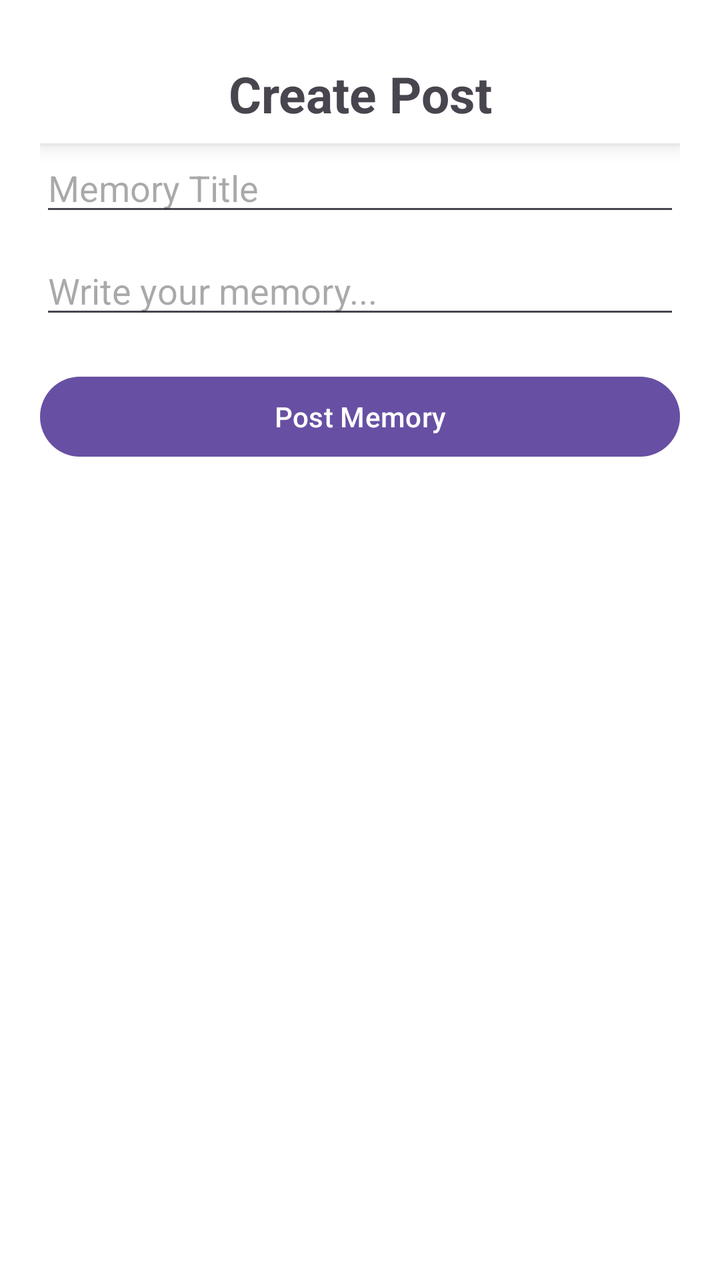
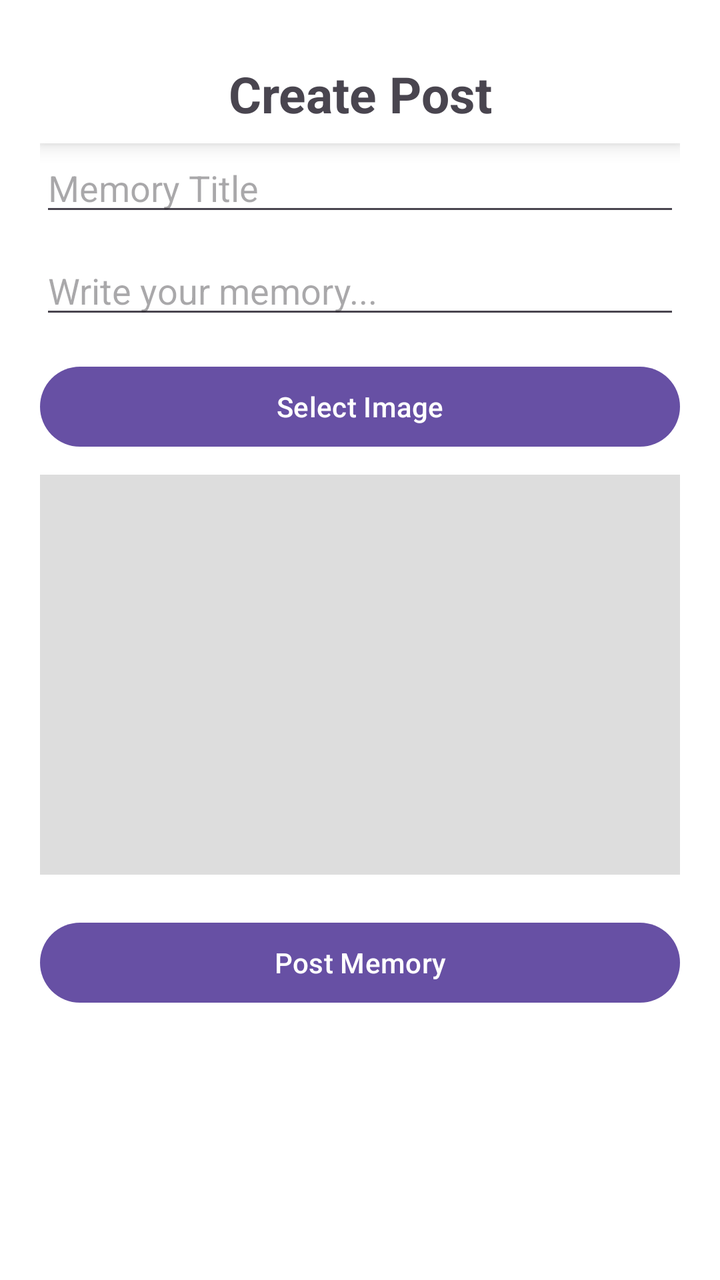

An Android layout rendered at two revisions. The XML below is the earlier revision; the diff shows what the commit changed to produce the second picture.
<!-- AndroidManifest.xml: application theme Theme.BetweenUs -->
<!-- res/layout/activity_create_memory.xml -->
<?xml version="1.0" encoding="utf-8"?>
<LinearLayout xmlns:android="http://schemas.android.com/apk/res/android"
    xmlns:app="http://schemas.android.com/apk/res-auto"
    xmlns:tools="http://schemas.android.com/tools"
    android:id="@+id/main"
    android:padding="20dp"
    android:background ="@color/white"
    android:orientation="vertical"
    android:layout_width="match_parent"
    android:layout_height="match_parent"
    tools:context=".activities.CreateMemoryActivity">

    <TextView
        android:layout_width="match_parent"
        android:layout_height="wrap_content"
        android:background="@color/white"
        android:elevation="6dp"
        android:gravity="center_horizontal"
        android:paddingTop="10dp"
        android:paddingBottom="8dp"
        android:text="Create Post"
        android:textSize="25sp"
        android:textStyle="bold"></TextView>

    <EditText
        android:id="@+id/et_title"
        android:hint="Memory Title"
        android:layout_width="match_parent"
        android:layout_height="wrap_content"/>

    <EditText
        android:id="@+id/et_body"
        android:hint="Write your memory..."
        android:layout_width="match_parent"
        android:layout_height="wrap_content"
        android:layout_marginTop="10dp"/>

    <Button
        android:id="@+id/btn_post"
        android:text="Post Memory"
        android:layout_width="match_parent"
        android:layout_height="wrap_content"
        android:layout_marginTop="20dp"/>



</LinearLayout>
<!-- resources referenced by this layout -->
<resources>
  <color name="white">#FFFFFFFF</color>
  <style name="Theme.BetweenUs" parent="Theme.MaterialComponents.DayNight.NoActionBar">
          
          <item name="colorPrimary">@color/purple_500</item>
          <item name="colorPrimaryVariant">@color/purple_700</item>
          <item name="colorOnPrimary">@color/white</item>
          
          <item name="colorSecondary">@color/teal_200</item>
          <item name="colorSecondaryVariant">@color/teal_700</item>
          <item name="colorOnSecondary">@color/black</item>
          
          <item name="android:statusBarColor">?attr/colorPrimaryVariant</item>
          
      </style>
  <color name="purple_500">#FF6200EE</color>
  <color name="purple_700">#FF3700B3</color>
  <color name="teal_200">#FF03DAC5</color>
  <color name="teal_700">#FF018786</color>
  <color name="black">#FF000000</color>
</resources>

<!-- the commit's change to res/layout/activity_create_memory.xml (unified diff, before → after) -->
@@ -20,7 +20,7 @@
         android:paddingBottom="8dp"
         android:text="Create Post"
         android:textSize="25sp"
-        android:textStyle="bold"></TextView>
+        android:textStyle="bold"/>
 
     <EditText
         android:id="@+id/et_title"
@@ -35,6 +35,23 @@
         android:layout_height="wrap_content"
         android:layout_marginTop="10dp"/>
 
+    
+    <Button
+        android:id="@+id/btn_select_image"
+        android:text="Select Image"
+        android:layout_width="match_parent"
+        android:layout_height="wrap_content"
+        android:layout_marginTop="15dp"/>
+
+    
+    <ImageView
+        android:id="@+id/image_preview"
+        android:layout_width="match_parent"
+        android:layout_height="200dp"
+        android:layout_marginTop="10dp"
+        android:scaleType="centerCrop"
+        android:background="#DDDDDD"/>
+
     <Button
         android:id="@+id/btn_post"
         android:text="Post Memory"
@@ -42,6 +59,4 @@
         android:layout_height="wrap_content"
         android:layout_marginTop="20dp"/>
 
-
-
 </LinearLayout>
